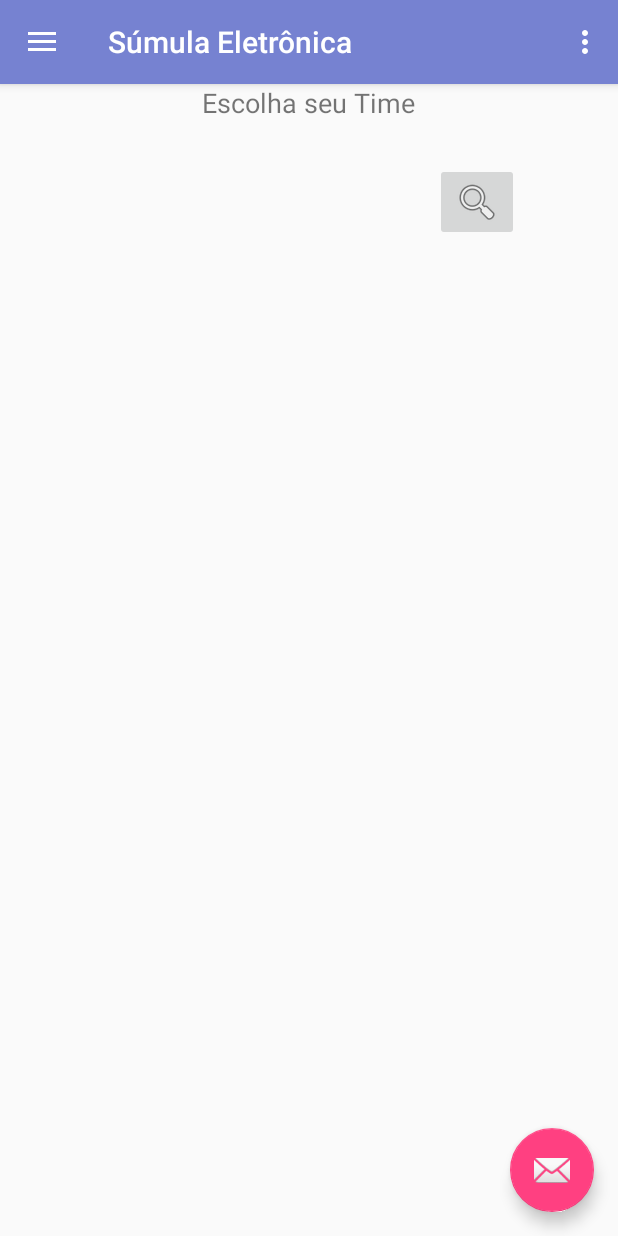
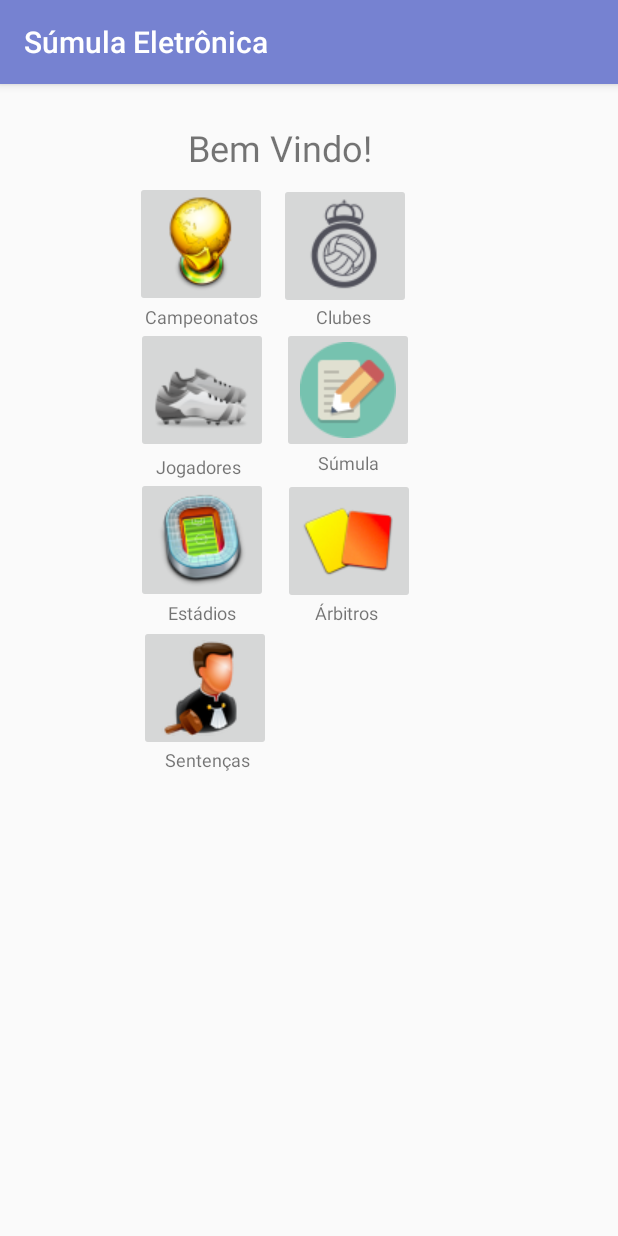
Before and after one commit to BlueTub/SumulaEletronica, an Android app: the screen it shows after launch (MenuLateral before the commit, ActivityPrincipal after it), after a tap on "TORCEDOR", on a phone screen of 412 x 824 dp. Run offline under Robolectric (Android 15) with nearby library versions, the phone set to English and light mode, and no system bars.

Commit message:
principal

```diff
--- a/app/build.gradle
+++ b/app/build.gradle
@@ -48,5 +48,6 @@ dependencies {
     compile 'com.mcxiaoke.volley:library:1.0.10@aar'
     compile 'com.github.moondroid.coverflow:library:1.0'
     compile 'com.android.support:cardview-v7:24.2.1'
+    compile 'com.android.support.constraint:constraint-layout:1.0.0-alpha9'
     testCompile 'junit:junit:4.12'
 }
--- a/app/src/main/AndroidManifest.xml
+++ b/app/src/main/AndroidManifest.xml
@@ -21,8 +21,9 @@
         <activity
             android:name=".View.MenuLateral"
             android:label="@string/title_activity_menu_lateral"
-            android:theme="@style/AppTheme.NoActionBar"></activity>
-        <activity android:name=".View.ActivityCadastro"></activity>
+            android:theme="@style/AppTheme.NoActionBar" />
+        <activity android:name=".View.ActivityCadastro" />
+        <activity android:name=".View.ActivityPrincipal"></activity>
     </application>
 
 </manifest>
--- /dev/null
+++ b/app/src/main/java/com/projeto/sumula/sumulaeletronica/View/ActivityPrincipal.java
@@ -0,0 +1,72 @@
+package com.projeto.sumula.sumulaeletronica.View;
+
+import android.content.Intent;
+import android.support.v4.app.Fragment;
+import android.support.v4.app.FragmentManager;
+import android.support.v7.app.AppCompatActivity;
+import android.os.Bundle;
+import android.view.View;
+import android.widget.ImageButton;
+
+import com.projeto.sumula.sumulaeletronica.R;
+import com.projeto.sumula.sumulaeletronica.fragments.FragmentClube;
+import com.projeto.sumula.sumulaeletronica.fragments.FragmentEstadio;
+import com.projeto.sumula.sumulaeletronica.fragments.FragmentJogador;
+
+public class ActivityPrincipal extends AppCompatActivity {
+
+    private ImageButton btnJogador;
+    private ImageButton btnClube;
+    private ImageButton btnEstadio;
+    private ImageButton btnSentenca;
+    private ImageButton btnArbitro;
+    private ImageButton btnCampeonato;
+
+    @Override
+    protected void onCreate(Bundle savedInstanceState) {
+        super.onCreate(savedInstanceState);
+        setContentView(R.layout.activity_principal);
+
+        btnJogador = (ImageButton) findViewById(R.id.btnJogadorPrincipal);
+        btnJogador.setOnClickListener(new View.OnClickListener() {
+            @Override
+            public void onClick(View v) {
+                FragmentJogador fragmentJogador = new FragmentJogador();
+                Intent intent = new Intent(ActivityPrincipal.this, MenuLateral.class);
+                intent.putExtra("fragment", fragmentJogador);
+                startActivity(intent);
+            }
+        });
+
+        btnEstadio = (ImageButton) findViewById(R.id.btnEstadioPrincipal);
+        btnEstadio.setOnClickListener(new View.OnClickListener() {
+            @Override
+            public void onClick(View v) {
+                FragmentEstadio fragmentEstadio = new FragmentEstadio();
+                Intent intent = new Intent(ActivityPrincipal.this, MenuLateral.class);
+                intent.putExtra("fragment", fragmentEstadio);
+                startActivity(intent);
+            }
+        });
+
+        btnClube = (ImageButton) findViewById(R.id.btnClubePrincipal);
+        btnClube.setOnClickListener(new View.OnClickListener() {
+            @Override
+            public void onClick(View v) {
+                FragmentClube fragmentClube = new FragmentClube();
+                Intent intent = new Intent(ActivityPrincipal.this, MenuLateral.class);
+                intent.putExtra("fragment", fragmentClube);
+                startActivity(intent);
+            }
+        });
+    }
+
+    public void transaction(Fragment fragment) {
+        FragmentManager manager = getSupportFragmentManager();
+        manager.beginTransaction()
+                .replace(R.id.relativelayout_for_fragment,
+                        fragment,
+                        fragment.getTag())
+                .commit();
+    }
+}
--- a/app/src/main/java/com/projeto/sumula/sumulaeletronica/View/MainActivity.java
+++ b/app/src/main/java/com/projeto/sumula/sumulaeletronica/View/MainActivity.java
@@ -38,7 +38,7 @@ public class MainActivity extends AppCompatActivity {
             public void onClick(View view){
                 ConnectivityManager manager = (ConnectivityManager)getSystemService(MainActivity.CONNECTIVITY_SERVICE);
                 if (isNetworkConnected(manager)){
-                    Intent intent = new Intent(MainActivity.this, MenuLateral.class);
+                    Intent intent = new Intent(MainActivity.this, ActivityPrincipal.class);
                     startActivity(intent);
                 }else{
                     Toast.makeText(MainActivity.this, "Falha ao encontrar rede", Toast.LENGTH_SHORT).show();
@@ -89,7 +89,7 @@ public class MainActivity extends AppCompatActivity {
     public void transaction(Fragment fragment) {
         FragmentManager manager = getSupportFragmentManager();
         manager.beginTransaction()
-                .replace(R.id.relativelayout_for_fragment,
+                .replace(R.id.fragment_principal,
                         fragment,
                         fragment.getTag())
                 .commit();
--- a/app/src/main/java/com/projeto/sumula/sumulaeletronica/View/MenuLateral.java
+++ b/app/src/main/java/com/projeto/sumula/sumulaeletronica/View/MenuLateral.java
@@ -1,5 +1,6 @@
 package com.projeto.sumula.sumulaeletronica.View;
 
+import android.content.Intent;
 import android.os.Bundle;
 import android.support.design.widget.FloatingActionButton;
 import android.support.design.widget.Snackbar;
@@ -14,6 +15,8 @@ import android.support.v7.app.AppCompatActivity;
 import android.support.v7.widget.Toolbar;
 import android.view.Menu;
 import android.view.MenuItem;
+import android.widget.Toast;
+
 import com.projeto.sumula.sumulaeletronica.R;
 import com.projeto.sumula.sumulaeletronica.fragments.FragmentClube;
 import com.projeto.sumula.sumulaeletronica.fragments.FragmentEstadio;
@@ -27,19 +30,27 @@ public class MenuLateral extends AppCompatActivity
     NavigationView navigationView;
     Toolbar toolbar;
 
-
     @Override
     protected void onCreate(Bundle savedInstanceState) {
         super.onCreate(savedInstanceState);
         setContentView(R.layout.activity_menu_lateral);
 
-        FragmentClube fragmentClube = new FragmentClube();
-        FragmentManager manager = getSupportFragmentManager();
-        manager.beginTransaction()
-                .replace(R.id.relativelayout_for_fragment,
-                        fragmentClube,
-                        fragmentClube.getTag())
-                .commit();
+        Intent it = getIntent();
+        Fragment fragment = (Fragment) it.getSerializableExtra("fragment");
+
+        if (fragment == null){
+            Toast.makeText(this, "Erro na passagem de parâmetro", Toast.LENGTH_SHORT).show();
+        }else{
+            FragmentManager manager = getSupportFragmentManager();
+            manager.beginTransaction()
+                    .replace(R.id.relativelayout_for_fragment,
+                            fragment,
+                            fragment.getTag())
+                    .commit();
+        }
+
+        //FragmentClube fragmentClube = new FragmentClube();
+
 
         toolbar = (Toolbar) findViewById(R.id.toolbar);
         setSupportActionBar(toolbar);
@@ -117,10 +128,6 @@ public class MenuLateral extends AppCompatActivity
             FragmentEstadio fragmentEstadio = new FragmentEstadio();
             transaction(fragmentEstadio);
 
-        } else if (id == R.id.nav_partidas) {
-            FragmentPartidas fragmentPartidas = new FragmentPartidas();
-            transaction(fragmentPartidas);
-
         } else if (id == R.id.nav_share) {
 
         } else if (id == R.id.nav_send) {
--- a/app/src/main/java/com/projeto/sumula/sumulaeletronica/fragments/FragmentClube.java
+++ b/app/src/main/java/com/projeto/sumula/sumulaeletronica/fragments/FragmentClube.java
@@ -26,12 +26,13 @@ import com.projeto.sumula.sumulaeletronica.model.ListaJogadores;
 import com.projeto.sumula.sumulaeletronica.persistence.ClubeJson;
 import com.projeto.sumula.sumulaeletronica.persistence.JogadorJson;
 
+import java.io.Serializable;
 import java.util.List;
 
 /**
  * A simple {@link Fragment} subclass.
  */
-public class FragmentClube extends Fragment {
+public class FragmentClube extends Fragment implements Serializable {
 
         private ImageButton imageButton;
         private EditText etPesquisa;
--- a/app/src/main/java/com/projeto/sumula/sumulaeletronica/fragments/FragmentEstadio.java
+++ b/app/src/main/java/com/projeto/sumula/sumulaeletronica/fragments/FragmentEstadio.java
@@ -21,6 +21,7 @@ import com.projeto.sumula.sumulaeletronica.enumeration.UF;
 import com.projeto.sumula.sumulaeletronica.model.Estadio;
 import com.projeto.sumula.sumulaeletronica.R;
 
+import java.io.Serializable;
 import java.util.ArrayList;
 
 import it.moondroid.coverflow.components.ui.containers.FeatureCoverFlow;
@@ -28,7 +29,7 @@ import it.moondroid.coverflow.components.ui.containers.FeatureCoverFlow;
 /**
  * A simple {@link Fragment} subclass.
  */
-public class FragmentEstadio extends Fragment {
+public class FragmentEstadio extends Fragment implements Serializable{
 
     private FeatureCoverFlow coverFlow;
     private EstadioAdapterFragment adapter;
--- a/app/src/main/java/com/projeto/sumula/sumulaeletronica/fragments/FragmentJogador.java
+++ b/app/src/main/java/com/projeto/sumula/sumulaeletronica/fragments/FragmentJogador.java
@@ -41,6 +41,8 @@ import com.projeto.sumula.sumulaeletronica.persistence.JogadorJson;
 import org.json.JSONArray;
 import org.json.JSONException;
 import org.json.JSONObject;
+
+import java.io.Serializable;
 import java.util.ArrayList;
 import java.util.Arrays;
 import java.util.List;
@@ -48,7 +50,7 @@ import java.util.List;
 /**
  * A simple {@link Fragment} subclass.
  */
-public class FragmentJogador extends Fragment {
+public class FragmentJogador extends Fragment implements Serializable {
 
 //    private EditText etPesquisar;
 //    private AutoCompleteTextView completeTextView;
--- a/app/src/main/res/layout/activity_cadastro.xml
+++ b/app/src/main/res/layout/activity_cadastro.xml
@@ -27,7 +27,7 @@
         android:ems="10"
         android:inputType="textPersonName"
         android:textSize="14sp"
-        tools:text="eeeee" />
+        tools:text="Pedro" />
 
     <TextView
         android:text="CPF:"
@@ -46,7 +46,7 @@
         android:layout_below="@+id/tvCPF"
         android:ems="10"
         android:inputType="number"
-        android:text="123"
+        android:text="12345678900"
         android:textSize="14sp" />
 
 
@@ -60,7 +60,7 @@
         android:layout_marginBottom="160dp"
         android:ems="10"
         android:inputType="textEmailAddress"
-        android:text="yyyyyyyyy" />
+        android:text="usuario@teste.com" />
 
     <TextView
         android:text="Usuario:"
--- /dev/null
+++ b/app/src/main/res/layout/activity_principal.xml
@@ -0,0 +1,140 @@
+<AbsoluteLayout xmlns:android="http://schemas.android.com/apk/res/android"
+    xmlns:app="http://schemas.android.com/apk/res-auto"
+    xmlns:tools="http://schemas.android.com/tools"
+    android:id="@+id/fragment_principal"
+    android:layout_width="match_parent"
+    android:layout_height="match_parent"
+    tools:context="com.projeto.sumula.sumulaeletronica.View.ActivityPrincipal">
+
+    <!-- TODO: Update blank fragment layout -->
+
+    <TextView
+        android:id="@+id/textView3"
+        android:layout_width="137dp"
+        android:layout_height="37dp"
+        android:layout_x="118dp"
+        android:layout_y="26dp"
+        android:text="Bem Vindo!"
+        android:textAlignment="center"
+        android:textSize="24sp" />
+
+    <ImageButton
+        android:id="@+id/btnCampeonatoPrincipal"
+        android:layout_width="wrap_content"
+        android:layout_height="wrap_content"
+        android:layout_x="90dp"
+        android:layout_y="65dp"
+        app:srcCompat="@drawable/campeonato64" />
+
+    <ImageButton
+        android:id="@+id/btnClubePrincipal"
+        android:layout_width="wrap_content"
+        android:layout_height="wrap_content"
+        android:layout_x="186dp"
+        android:layout_y="66dp"
+        app:srcCompat="@drawable/clube64" />
+
+    <TextView
+        android:id="@+id/textView2"
+        android:layout_width="wrap_content"
+        android:layout_height="wrap_content"
+        android:layout_x="97dp"
+        android:layout_y="147dp"
+        android:text="Campeonatos"
+        android:textSize="12sp" />
+
+    <TextView
+        android:id="@+id/textView4"
+        android:layout_width="wrap_content"
+        android:layout_height="wrap_content"
+        android:layout_x="211dp"
+        android:layout_y="147dp"
+        android:text="Clubes"
+        android:textSize="12sp" />
+
+    <ImageButton
+        android:id="@+id/btnSumulaPrincipal"
+        android:layout_width="wrap_content"
+        android:layout_height="wrap_content"
+        android:layout_x="188dp"
+        android:layout_y="162dp"
+        app:srcCompat="@drawable/sumula" />
+
+    <TextView
+        android:id="@+id/textView5"
+        android:layout_width="wrap_content"
+        android:layout_height="wrap_content"
+        android:layout_x="104dp"
+        android:layout_y="247dp"
+        android:text="Jogadores"
+        android:textSize="12sp" />
+
+    <TextView
+        android:id="@+id/textView7"
+        android:layout_width="wrap_content"
+        android:layout_height="wrap_content"
+        android:layout_x="212dp"
+        android:layout_y="244dp"
+        android:text="Súmula"
+        android:textSize="12sp" />
+
+    <ImageButton
+        android:id="@+id/btnEstadioPrincipal"
+        android:layout_width="wrap_content"
+        android:layout_height="wrap_content"
+        android:layout_x="91dp"
+        android:layout_y="262dp"
+        app:srcCompat="@drawable/estadio64" />
+
+    <ImageButton
+        android:id="@+id/btnArbitroPrincipal"
+        android:layout_width="wrap_content"
+        android:layout_height="wrap_content"
+        android:layout_x="189dp"
+        android:layout_y="263dp"
+        app:srcCompat="@drawable/arbitro64" />
+
+    <TextView
+        android:id="@+id/textView9"
+        android:layout_width="wrap_content"
+        android:layout_height="wrap_content"
+        android:layout_x="210dp"
+        android:layout_y="344dp"
+        android:text="Árbitros"
+        android:textSize="12sp" />
+
+    <ImageButton
+        android:id="@+id/btnSentencaPrincipal"
+        android:layout_width="wrap_content"
+        android:layout_height="wrap_content"
+        android:layout_x="93dp"
+        android:layout_y="361dp"
+        app:srcCompat="@drawable/julgamento64" />
+
+    <TextView
+        android:id="@+id/textView10"
+        android:layout_width="wrap_content"
+        android:layout_height="wrap_content"
+        android:layout_x="110dp"
+        android:layout_y="442dp"
+        android:text="Sentenças"
+        android:textSize="12sp" />
+
+    <TextView
+        android:id="@+id/textView8"
+        android:layout_width="wrap_content"
+        android:layout_height="wrap_content"
+        android:layout_x="112dp"
+        android:layout_y="344dp"
+        android:text="Estádios"
+        android:textSize="12sp" />
+
+    <ImageButton
+        android:id="@+id/btnJogadorPrincipal"
+        android:layout_width="wrap_content"
+        android:layout_height="wrap_content"
+        android:layout_x="91dp"
+        android:layout_y="162dp"
+        app:srcCompat="@drawable/jogadores64" />
+
+</AbsoluteLayout>
--- a/app/src/main/res/layout/nav_header_menu_lateral.xml
+++ b/app/src/main/res/layout/nav_header_menu_lateral.xml
@@ -17,7 +17,7 @@
         android:layout_width="wrap_content"
         android:layout_height="wrap_content"
         android:paddingTop="@dimen/nav_header_vertical_spacing"
-        app:srcCompat="@drawable/iconePrincipal" />
+        app:srcCompat="@drawable/icone_principal" />
 
     <TextView
         android:layout_width="match_parent"
```
Also changed, not shown: app/src/main/java/layout/fragment_principal.java (deleted, +0 -30 lines), app/src/main/res/layout/fragment_principal.xml (deleted, +0 -76 lines), app/src/main/res/drawable/icone_principal.png (renamed from app/src/main/res/drawable/iconePrincipal.png).
